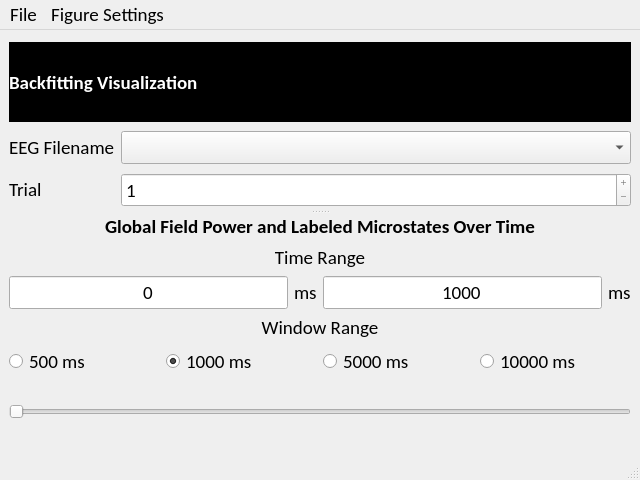
First picture: the form in EEG_COMET/ui/BackfittingVisualizationWindow.ui, repository eeg-comet/eeg-comet, before the edit.
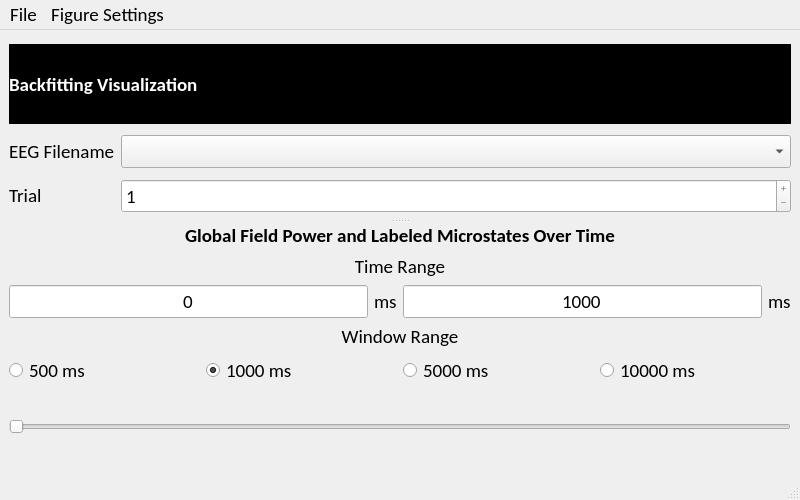
Second picture: the form after the edit.

```diff
--- a/EEG_COMET/ui/BackfittingVisualizationWindow.ui
+++ b/EEG_COMET/ui/BackfittingVisualizationWindow.ui
@@ -6,8 +6,8 @@
    <rect>
     <x>0</x>
     <y>0</y>
-    <width>640</width>
-    <height>480</height>
+    <width>800</width>
+    <height>500</height>
    </rect>
   </property>
   <property name="font">
@@ -318,7 +318,7 @@
     <rect>
      <x>0</x>
      <y>0</y>
-     <width>640</width>
+     <width>800</width>
      <height>18</height>
     </rect>
    </property>
```
